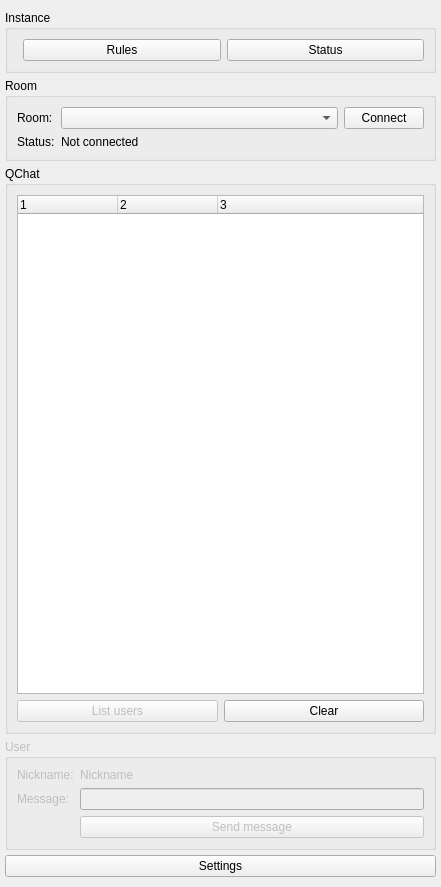
Qt form qtribu/gui/dck_qchat.ui (geotribu/qtribu) before a commit.
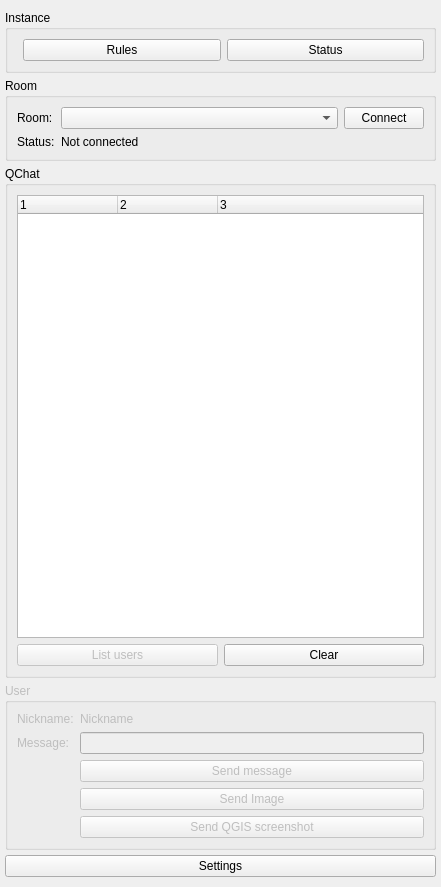
The same form after that commit. Custom widgets are drawn as their Qt base class.

Commit message:
feature(qchat): re-arrange websocket message to allow image communications (#211)
* feature(qchat): display and send image

* fix(qchat): create an item using bytes

* feature(qchat): send QGIS screenshot to chat

* feature(qchat): open image on single click

* refactor(qchat): use qchat message types and ws wrapper

* feature(qchat): send QGIS screenshot through websocket

* feature(qchat): send iamges through websocket

* fix(qchat): set send author and avatar for image items

* feature(qchat): set image message color if sent by user

* doc(qchat): add docstrings

Diff of the .ui file:
```diff
--- a/qtribu/gui/dck_qchat.ui
+++ b/qtribu/gui/dck_qchat.ui
@@ -318,6 +318,26 @@
          </property>
         </widget>
        </item>
+       <item row="6" column="1">
+        <widget class="QPushButton" name="btn_send_image">
+         <property name="cursor">
+          <cursorShape>PointingHandCursor</cursorShape>
+         </property>
+         <property name="text">
+          <string>Send Image</string>
+         </property>
+        </widget>
+       </item>
+       <item row="7" column="1">
+        <widget class="QPushButton" name="btn_send_screenshot">
+         <property name="cursor">
+          <cursorShape>PointingHandCursor</cursorShape>
+         </property>
+         <property name="text">
+          <string>Send QGIS screenshot</string>
+         </property>
+        </widget>
+       </item>
       </layout>
      </widget>
     </item>
```
Left out of the diff: 3 changed lines with no effect on the pictures. The commit also changes 6 other files.
